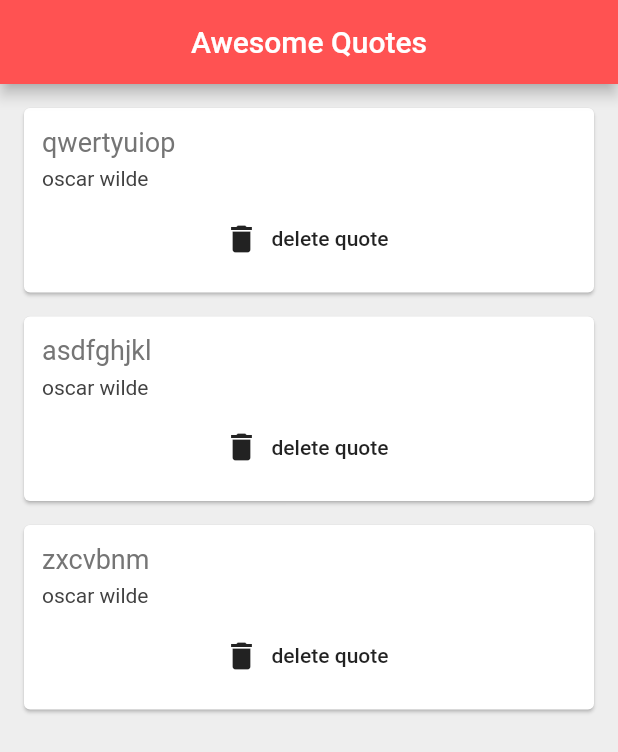
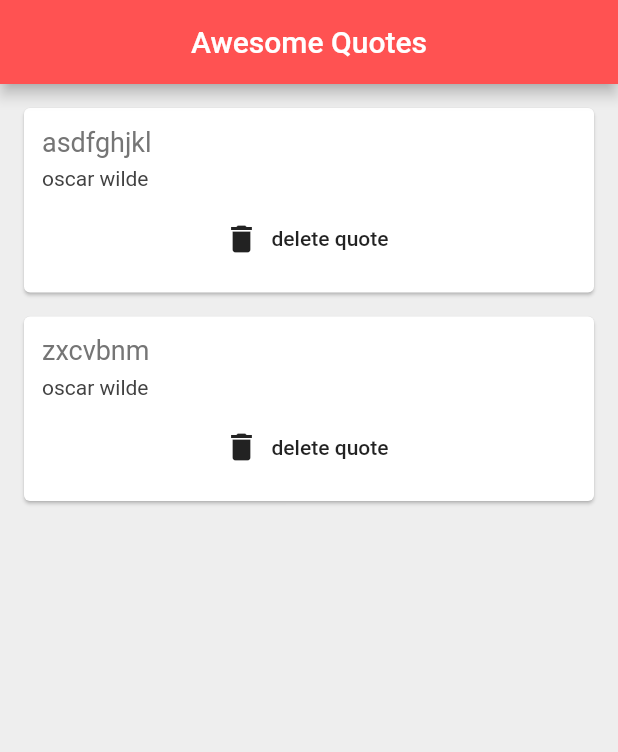
Before and after one commit to kouyoumikan/fluttter_quotes, a Flutter app: the screen it shows after launch, after a tap on "delete quote", on a phone screen of 412 x 824 dp. Shown: the top 752 px of the screen. Run offline on Flutter 3.47's test engine with Material 2 defaults, Android fonts, the phone set to English and light mode, and no system bars.

```diff
--- a/lib/main.dart
+++ b/lib/main.dart
@@ -29,7 +29,14 @@ class _QuoteListState extends State<QuoteList> {
         backgroundColor: Colors.redAccent,
       ),
       body: Column(
-        children: quotes.map((quote) => QuoteCard(quote: quote)).toList(),
+        children: quotes.map((quote) => QuoteCard( // 削除アイコン押下時のイベント
+          quote: quote,
+          delete: () {
+           setState(() {
+             quotes.remove(quote);
+           });
+          }
+        )).toList(),
       ),
     );
   }
--- a/lib/quote_card.dart
+++ b/lib/quote_card.dart
@@ -4,7 +4,8 @@ import 'quote.dart';
 class QuoteCard extends StatelessWidget {
 
   final Quote quote;
-  QuoteCard({ this.quote });
+  final Function delete;
+  QuoteCard({ this.quote, this.delete });
 
   @override
   Widget build(BuildContext context) {
@@ -32,7 +33,7 @@ class QuoteCard extends StatelessWidget {
             ),
             SizedBox(height: 8.0),
             FlatButton.icon( // 削除アイコンボタン
-              onPressed: () {},
+              onPressed: delete,
               icon: Icon(Icons.delete),
               label: Text("delete quote"),
             ),
```
